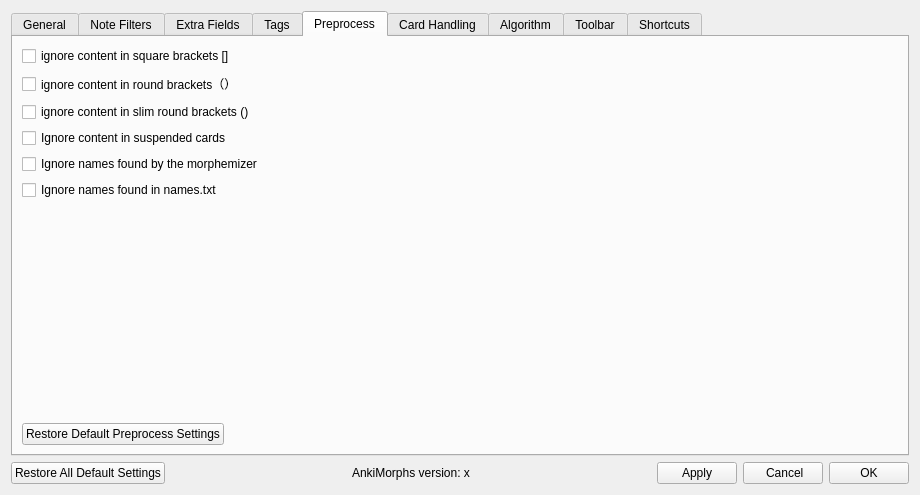
This is ankimorphs/ui/settings_dialog.ui in mortii/anki-morphs as Qt 5 draws it before an edit. The edited form follows.
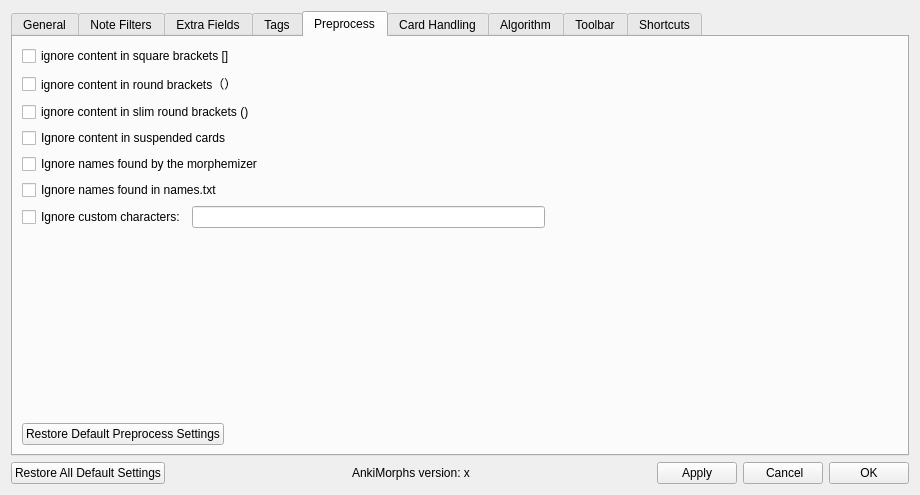
This is the edited form. The open tabs and pages were chosen to show the change.

Commit message: added option to ignore custom characters

What changed in the file:
```diff
--- a/ankimorphs/ui/settings_dialog.ui
+++ b/ankimorphs/ui/settings_dialog.ui
@@ -654,6 +654,33 @@
              </property>
             </widget>
            </item>
+           <item>
+            <layout class="QHBoxLayout" name="horizontalLayout_28">
+             <item>
+              <widget class="QCheckBox" name="preprocessIgnoreCustomCharactersCheckBox">
+               <property name="text">
+                <string>Ignore custom characters:</string>
+               </property>
+              </widget>
+             </item>
+             <item>
+              <widget class="QLineEdit" name="preprocessCustomCharactersLineEdit"/>
+             </item>
+             <item>
+              <spacer name="horizontalSpacer_25">
+               <property name="orientation">
+                <enum>Qt::Horizontal</enum>
+               </property>
+               <property name="sizeHint" stdset="0">
+                <size>
+                 <width>40</width>
+                 <height>20</height>
+                </size>
+               </property>
+              </spacer>
+             </item>
+            </layout>
+           </item>
           </layout>
          </item>
          <item>
```
The commit also changes 14 other files.
